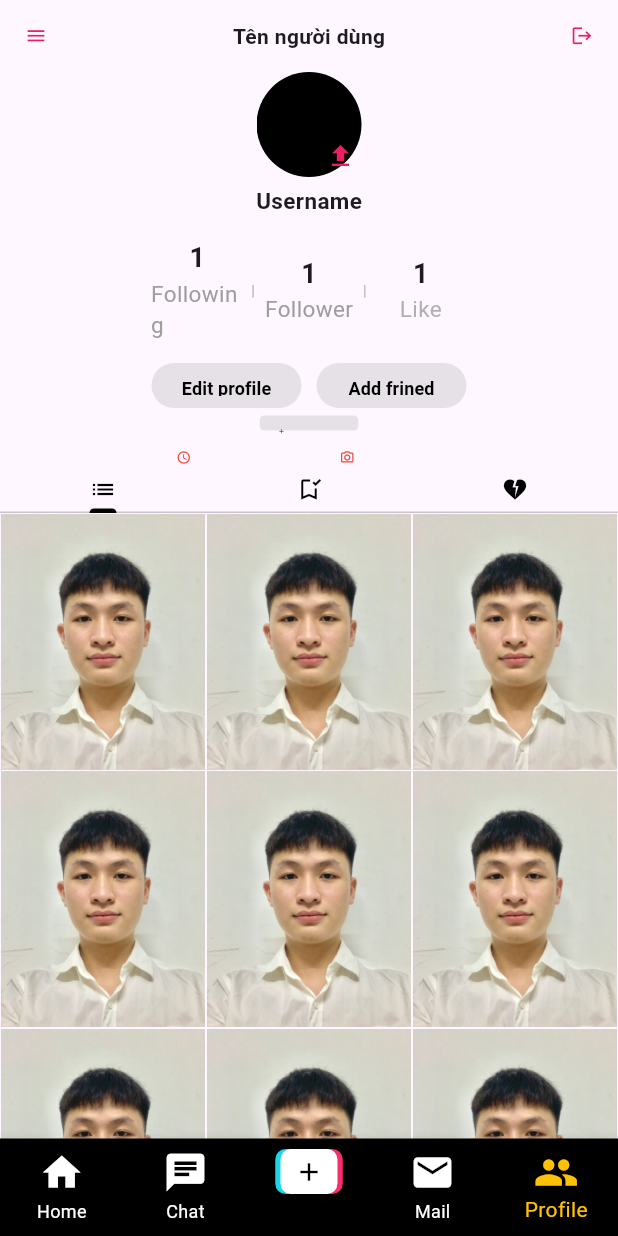
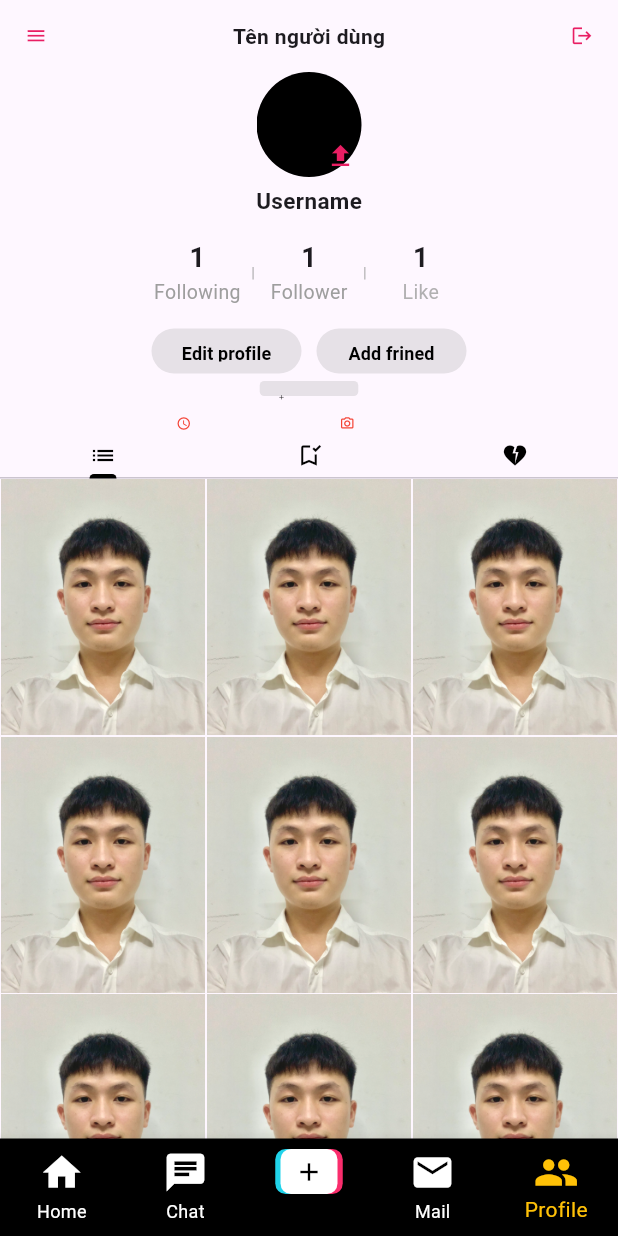
Before and after one commit to khoanKTZ/Tiktok, a Flutter app: the screen it shows after launch, item 5 of the bottom bar chosen, on a phone screen of 412 x 824 dp. Run offline on Flutter 3.47's test engine with Material 2 defaults, Android fonts, the phone set to English and light mode, and no system bars; our stand-ins replace cloud_firestore, firebase_core, firebase_storage, image_picker, video_player; accounts and stored records are empty.

```diff
--- a/lib/Screen/profile_screen.dart
+++ b/lib/Screen/profile_screen.dart
@@ -107,7 +107,7 @@ class _ProFilePageState extends State<ProFilePage>
                             Text(
                               "Following",
                               style:
-                              TextStyle(color: Colors.grey, fontSize: 15),
+                              TextStyle(color: Colors.grey, fontSize: 13),
                             )
                           ],
                         ),
@@ -131,7 +131,7 @@ class _ProFilePageState extends State<ProFilePage>
                             Text("Follower",
                                 style: TextStyle(
                                   color: Colors.grey,
-                                  fontSize: 15,
+                                  fontSize: 13,
                                 ))
                           ],
                         ),
@@ -156,7 +156,7 @@ class _ProFilePageState extends State<ProFilePage>
                               "Like",
                               style: TextStyle(
                                   color: Colors.grey.withOpacity(0.8),
-                                  fontSize: 15),
+                                  fontSize: 13),
                             )
                           ],
                         ),
--- a/lib/Screen/tabprofiles/editprofilepages/EditProfile.dart
+++ b/lib/Screen/tabprofiles/editprofilepages/EditProfile.dart
@@ -81,8 +81,8 @@ class _EditProifilePageState extends State<EditProifilePage> {
                 style: styleLable,
               ),
             ),
-            _editItemSelect(style, "Thông tin", "Name", Editprofileitem()),
-            _editItemSelect(style, "Thông tin", "Username", Editprofileitem()),
+            _editItemSelect(style, "Thông tin", "Name", Editprofileitem(title: 'Name',)),
+            _editItemSelect(style, "Thông tin", "Username", Editprofileitem(title: "Username",)),
             Padding(
               padding: const EdgeInsets.only(bottom: 10,right: 15),
               child: Row(
@@ -101,7 +101,7 @@ class _EditProifilePageState extends State<EditProifilePage> {
                 ],
               ),
             ), // Link tiktok đang phát triển
-            _editItemSelect(style, "Thông tin", "Bio", Editprofileitem()),
+            _editItemSelect(style, "Thông tin", "Bio", Editprofileitem(title: "Bio",)),
             SizedBox(
               height: 20,
             ),
--- a/lib/main.dart
+++ b/lib/main.dart
@@ -4,6 +4,7 @@ import 'package:firebase_core/firebase_core.dart';
 import 'package:flutter/material.dart';
 import 'package:tiktok_clone/Screen/login_screen.dart';
 import 'package:tiktok_clone/Screen/tabhomes/ForyouScene.dart';
+import 'package:tiktok_clone/Screen/tabprofiles/editprofilepages/Editprofileitem.dart';
 import 'package:tiktok_clone/check_Connection_firebase/save_video.dart';
 import 'package:tiktok_clone/check_Connection_firebase/utils.dart';
 import 'package:video_player/video_player.dart';
@@ -41,7 +42,7 @@ class MyApp extends StatelessWidget {
       //home: LoginScreen(),
       // home: const MyHomePage(title: 'Flutter Demo Home Page'),
       // home: CheckServer(),
-      home: const HomeScreen(),
+      home: HomeScreen(),
     );
   }
 }
```
Also changed, not shown: lib/Screen/tabprofiles/editprofilepages/Editprofileitem.dart (+56 -11 lines).
